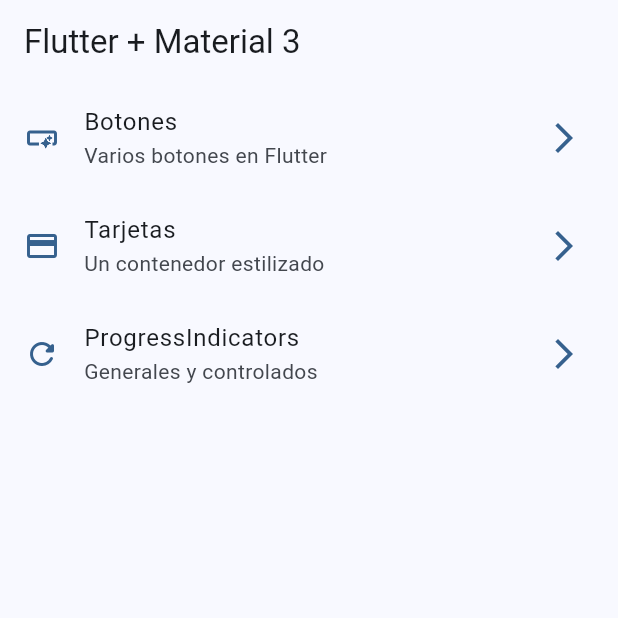
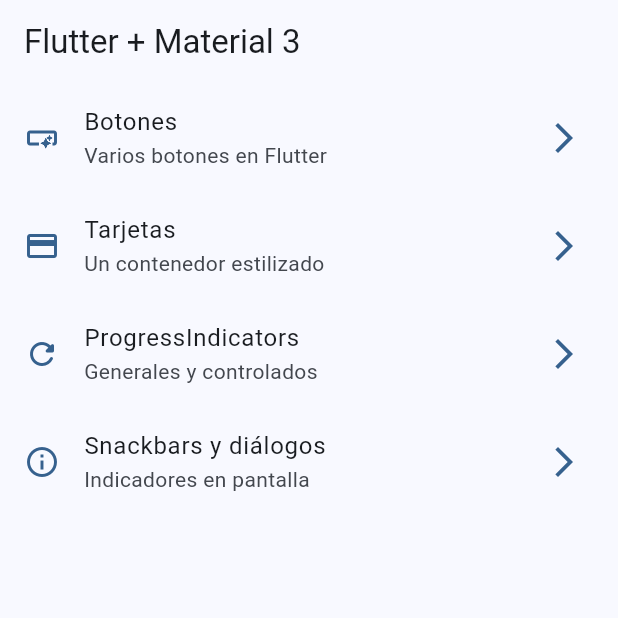
Before and after one commit to hdgch1106/widgets_app, a Flutter app: the screen it shows after launch, on a phone screen of 412 x 824 dp, the top half of it. Run offline on Flutter 3.47's test engine with Material 2 defaults, Android fonts, the phone set to English and light mode, and no system bars; our stand-ins replace go_router.

Commit message:
Snackbars y dialogos terminados

```diff
--- a/lib/config/menu/menu_items.dart
+++ b/lib/config/menu/menu_items.dart
@@ -28,5 +28,10 @@ const appMenuItems = <MenuItem>[
       title: "ProgressIndicators",
       subTitle: "Generales y controlados",
       link: "/progress",
-      icon: Icons.refresh_rounded)
+      icon: Icons.refresh_rounded),
+  MenuItem(
+      title: "Snackbars y diálogos",
+      subTitle: "Indicadores en pantalla",
+      link: "/snackbars",
+      icon: Icons.info_outline)
 ];
--- a/lib/config/router/app_router.dart
+++ b/lib/config/router/app_router.dart
@@ -23,6 +23,11 @@ final appRouter = GoRouter(
       path: "/progress",
       name: ProgressScreen.name,
       builder: (context, state) => const ProgressScreen(),
+    ),
+    GoRoute(
+      path: "/snackbars",
+      name: SnackbarScreen.name,
+      builder: (context, state) => const SnackbarScreen(),
     )
   ],
 );
--- a/lib/main.dart
+++ b/lib/main.dart
@@ -12,6 +12,7 @@ class MainApp extends StatelessWidget {
   @override
   Widget build(BuildContext context) {
     return MaterialApp.router(
+      title: "Flutter Widgets",
       routerConfig: appRouter,
       debugShowCheckedModeBanner: false,
       theme: AppTheme(selectedColor: 0).getTheme(),
```
Also changed, not shown: lib/presentation/screens/snackbar/snackbar_screen.dart (+69 -1 lines).
